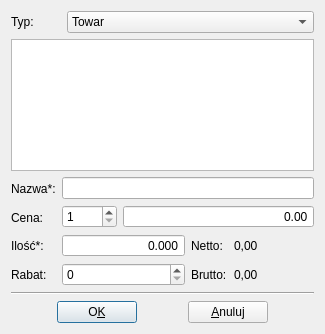
The window that ui/goodslist.ui (juliagoda/qfaktury) describes before a commit, drawn with Qt 5.
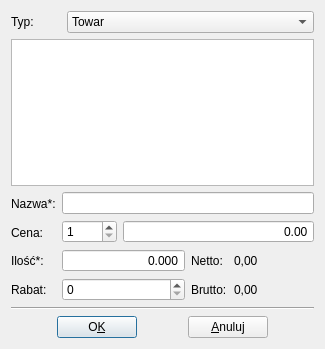
The same window after the commit.

Patch:
```diff
--- a/ui/goodslist.ui
+++ b/ui/goodslist.ui
@@ -7,7 +7,7 @@
     <x>0</x>
     <y>0</y>
     <width>325</width>
-    <height>334</height>
+    <height>349</height>
    </rect>
   </property>
   <property name="windowTitle">
```
Left out of the diff: 3 changed lines with no effect on the pictures.
